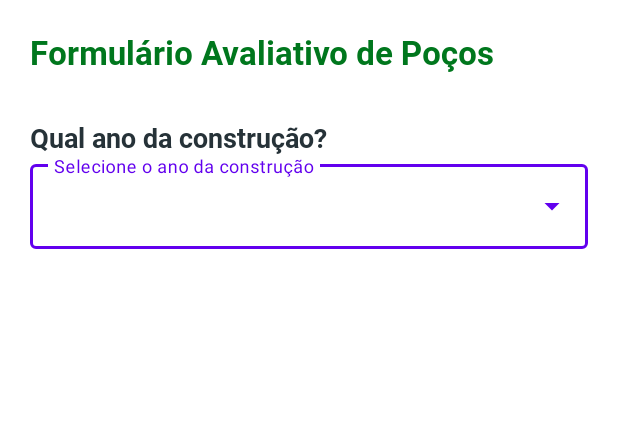
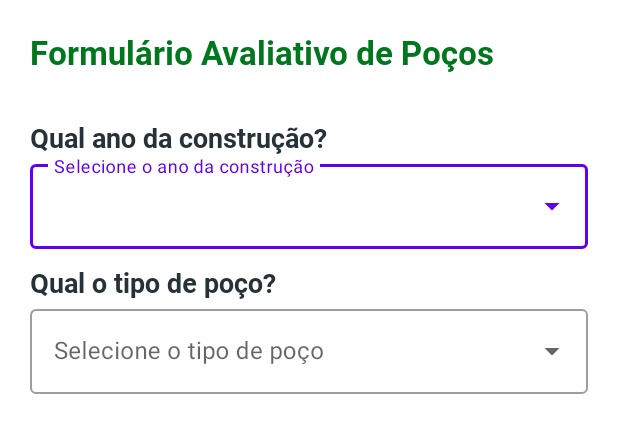
Before and after one commit to Limatucano/SARCASPD, an Android app: the layout fragment_form.xml on its own in the app's theme, with its tools: preview values and no code run, on a phone screen of 412 x 824 dp. Shown: the top 433 px of the screen. Run offline under Robolectric (Android 15) with nearby library versions, the phone set to English and light mode, and no system bars.

Commit message:
feat: adicionado campo de tipo de poço

```diff
--- /dev/null
+++ b/app/src/main/java/com/br/faeterj/paracambi/sarcaspd/domain/BlockForm.kt
@@ -0,0 +1,6 @@
+package com.br.faeterj.paracambi.sarcaspd.domain
+
+abstract class BlockForm {
+
+    abstract fun calculateBlock(firstValue : String, secondValue: String) : Int
+}
--- a/app/src/main/java/com/br/faeterj/paracambi/sarcaspd/viewModel/FactoryViewModel.kt
+++ b/app/src/main/java/com/br/faeterj/paracambi/sarcaspd/viewModel/FactoryViewModel.kt
@@ -2,12 +2,13 @@ package com.br.faeterj.paracambi.sarcaspd.viewModel
 
 import androidx.lifecycle.ViewModel
 import androidx.lifecycle.ViewModelProvider
+import com.br.faeterj.paracambi.sarcaspd.domain.FirstBlock
 
-class FormViewModelFactory : ViewModelProvider.Factory{
+class FormViewModelFactory(val firstBlock : FirstBlock) : ViewModelProvider.Factory{
 
     override fun <T: ViewModel> create(modelClass: Class<T>): T {
         return if (modelClass.isAssignableFrom(FormViewModel::class.java)){
-            FormViewModel() as T
+            FormViewModel(firstBlock) as T
         }else{
             throw IllegalArgumentException("ViewModel Not Found")
         }
--- a/app/src/main/res/layout/fragment_form.xml
+++ b/app/src/main/res/layout/fragment_form.xml
@@ -44,7 +44,27 @@
                 android:inputType="number" />
         </com.google.android.material.textfield.TextInputLayout>
 
+        <TextView
+            android:layout_width="wrap_content"
+            android:layout_height="wrap_content"
+            android:textSize="@dimen/text_h1_size"
+            android:fontFamily="@font/roboto_bold"
+            android:textColor="@color/text_h1_color"
+            android:layout_marginTop="@dimen/margin_default"
+            android:text="@string/artesian_well_type_question"/>
 
+            <com.google.android.material.textfield.TextInputLayout
+                style="@style/Widget.MaterialComponents.TextInputLayout.OutlinedBox.ExposedDropdownMenu"
+                android:layout_width="match_parent"
+                android:layout_height="wrap_content"
+                android:hint="@string/artesian_well_type_hint">
+
+                <AutoCompleteTextView
+                    android:id="@+id/artesian_well_type"
+                    android:layout_width="match_parent"
+                    android:layout_height="wrap_content"
+                    android:inputType="none" />
+            </com.google.android.material.textfield.TextInputLayout>
 
     </LinearLayout>
 </ScrollView>
--- a/app/src/main/res/values/strings.xml
+++ b/app/src/main/res/values/strings.xml
@@ -4,4 +4,10 @@
     <string name="title_text">Formulário Avaliativo de Poços</string>
     <string name="year_built_question">Qual ano da construção?</string>
     <string name="year_built_hint">Selecione o ano da construção</string>
+    <string name="artesian_well_type_question">Qual o tipo de poço?</string>
+    <string name="artesian_well_type_hint">Selecione o tipo de poço</string>
+
+    <string name="cacimba">Cacimba</string>
+    <string name="escavado">Escavado</string>
+    <string name="perfurado">Perfurado</string>
 </resources>
```
Also changed, not shown: app/src/main/java/com/br/faeterj/paracambi/sarcaspd/domain/FirstBlock.kt (added, +19 -0 lines), app/src/main/java/com/br/faeterj/paracambi/sarcaspd/view/FormFragment.kt (+26 -5 lines), app/src/main/java/com/br/faeterj/paracambi/sarcaspd/viewModel/FormViewModel.kt (+10 -1 lines), app/src/main/res/layout/simple_dropdown_item_1line.xml (added, +9 -0 lines).
